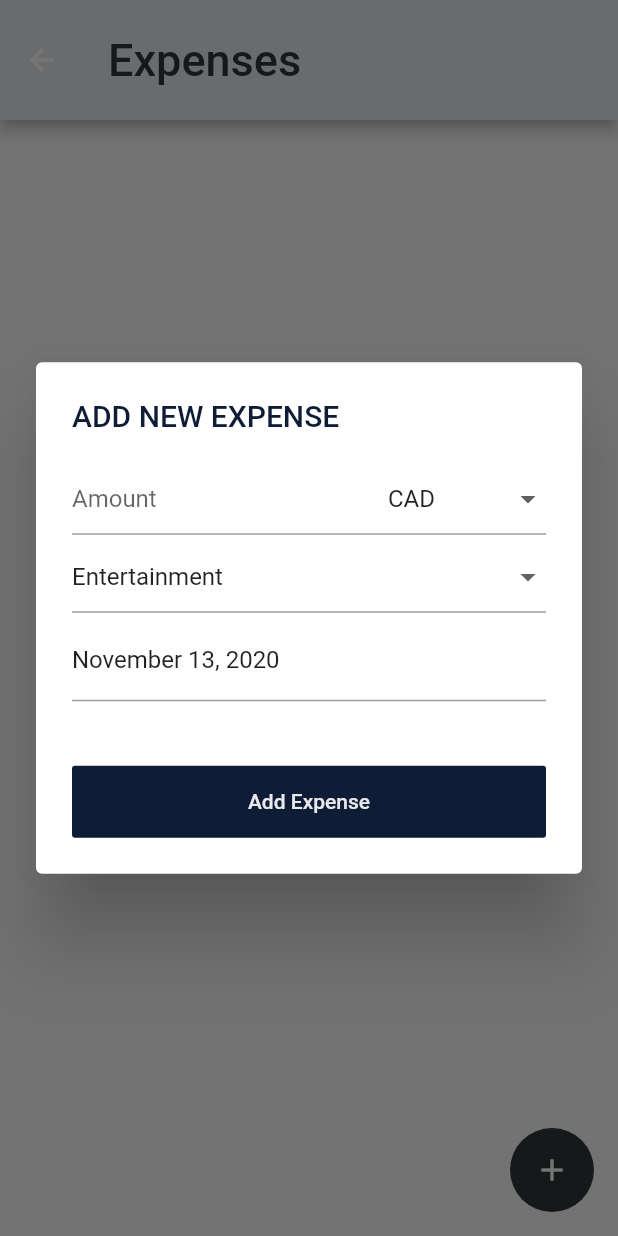
After one commit to hjiangsu/Evity, a Flutter app: the ExpenseScreen screen opened directly, after a tap on the "add" icon, on a phone screen of 412 x 824 dp. The commit adds this screen. Run offline on Flutter 3.47's test engine with Material 2 defaults, Android fonts, the phone set to English and light mode, and no system bars; drawn by our look-alikes of datetime_picker_formfield; our stand-ins replace cloud_firestore, firebase_auth, firebase_core, flutter_svg; accounts and stored records are empty.

Commit message:
Added basic expense list and ability to add a new expense

```diff
--- /dev/null
+++ b/lib/screens/expense_screen/ExpenseScreen.dart
@@ -0,0 +1,118 @@
+import 'package:Evity/widgets/dialog/ExpenseDialog.dart';
+import 'package:flutter/material.dart';
+import 'package:firebase_core/firebase_core.dart';
+import 'package:cloud_firestore/cloud_firestore.dart';
+import 'package:firebase_auth/firebase_auth.dart';
+
+import 'package:Evity/styles/colors.dart';
+
+// Main Screen
+class ExpenseScreen extends StatefulWidget {
+  ExpenseScreen({Key key}) : super(key: key);
+
+  @override
+  _ExpenseScreenState createState() => _ExpenseScreenState();
+}
+
+class _ExpenseScreenState extends State<ExpenseScreen> {
+  static String _uid;
+
+  @override
+  void initState() {
+    super.initState();
+
+    final FirebaseAuth auth = FirebaseAuth.instance;
+    final User user = auth.currentUser;
+
+    setState(() {
+      _uid = user.uid;
+    });
+  }
+
+  Stream expenseCollectionStream = FirebaseFirestore.instance.collection('Expenses').where('user', isEqualTo: _uid).snapshots();
+
+  _newExpenseDialog(BuildContext context) {
+    return showDialog(
+      context: context,
+      builder: (BuildContext context) {
+        return new ExpenseDialog();
+      },
+    );
+  }
+
+  @override
+  Widget build(BuildContext context) {
+    return Scaffold(
+      appBar: AppBar(
+        toolbarHeight: 80,
+        backgroundColor: platinum,
+        title: const Text(
+          'Expenses',
+          style: TextStyle(
+            fontSize: 30,
+            fontWeight: FontWeight.w500,
+            color: Color.fromRGBO(49, 54, 56, 1),
+          ),
+        ),
+      ),
+      body: Container(
+        height: (MediaQuery.of(context).size.height),
+        child: IntrinsicHeight(
+          child: Column(
+            children: [
+              StreamBuilder<QuerySnapshot>(
+                stream: expenseCollectionStream,
+                builder: (BuildContext context, AsyncSnapshot<QuerySnapshot> snapshot) {
+                  if (snapshot.hasError) {
+                    return Text('Something went wrong');
+                  }
+
+                  if (snapshot.connectionState == ConnectionState.waiting) {
+                    return Text("Loading");
+                  }
+
+                  return new Flexible(
+                    child: ListView(
+                      children: snapshot.data.docs.map((DocumentSnapshot document) {
+                        return Container(
+                          padding: EdgeInsets.only(bottom: 1.0),
+                          child: ListTile(
+                            leading: Container(
+                              height: double.infinity,
+                              child: Icon(Icons.fastfood, color: platinum),
+                            ),
+                            trailing: Icon(Icons.edit, color: platinum),
+                            tileColor: oxfordBlue.shade800,
+                            title: new Text(
+                              '\$' + document.data()['amount'].toString(),
+                              style: TextStyle(color: platinum),
+                            ),
+                            subtitle: new Text(
+                              document.data()['category'].toString().toUpperCase(),
+                              style: TextStyle(color: platinum),
+                            ),
+                            onTap: () {
+                              // Open a larger card containing notes
+                            },
+                          ),
+                        );
+                      }).toList(),
+                    ),
+                  );
+                },
+              )
+            ],
+          ),
+        ),
+      ),
+      floatingActionButton: FloatingActionButton(
+        elevation: 0.0,
+        child: Icon(Icons.add),
+        backgroundColor: onyx,
+        onPressed: () {
+          _newExpenseDialog(context);
+        },
+      ),
+    );
+  }
+}
--- /dev/null
+++ b/lib/widgets/dialog/ExpenseDialog.dart
@@ -0,0 +1,195 @@
+import 'package:flutter/material.dart';
+import 'package:intl/intl.dart';
+import 'package:datetime_picker_formfield/datetime_picker_formfield.dart';
+
+// Colors
+import 'package:Evity/styles/colors.dart';
+
+class ExpenseDialog extends StatefulWidget {
+  ExpenseDialog({Key key}) : super(key: key);
+
+  @override
+  _ExpenseDialogState createState() => _ExpenseDialogState();
+}
+
+class _ExpenseDialogState extends State<ExpenseDialog> {
+  // Form related controllers and keys
+  final _formKey = GlobalKey<FormState>();
+  final _amountTextFieldController = TextEditingController();
+
+  static const String EXPENSE_DIALOG_TITLE = 'ADD NEW EXPENSE';
+  static const String EXPENSE_DIALOG_CREATE = 'Add Expense';
+
+  // Hopefully grab from enum later on
+  static const List<String> categoryList = ['Entertainment', 'Food', 'School', 'Utilities', 'Groceries', 'Home', 'Transportation', 'Misc'];
+  static const List<String> currencyList = ['CAD', 'USD'];
+
+  String currentCategory = categoryList[0];
+  String currentCurrency = currencyList[0];
+  double amount = 0;
+  DateTime _date = DateTime.now();
+
+  List<DropdownMenuItem<String>> _categoryDropdownMenuList;
+  final format = DateFormat("yMMMMd");
+
+  @override
+  void initState() {
+    super.initState();
+
+    List<DropdownMenuItem<String>> categoryDropdownMenuList = categoryList.map((String category) {
+      return DropdownMenuItem<String>(
+        value: category,
+        child: Row(
+          mainAxisAlignment: MainAxisAlignment.spaceBetween,
+          children: <Widget>[
+            // Icon(categoryIcons[category]),
+            Text(category),
+          ],
+        ),
+      );
+    }).toList();
+
+    setState(() {
+      _categoryDropdownMenuList = categoryDropdownMenuList;
+    });
+  }
+
+  @override
+  void dispose() {
+    _amountTextFieldController.dispose();
+    super.dispose();
+  }
+
+  @override
+  Widget build(BuildContext context) {
+    return AlertDialog(
+      title: Text(
+        EXPENSE_DIALOG_TITLE,
+        style: TextStyle(color: oxfordBlue),
+      ),
+      insetPadding: EdgeInsets.all(24),
+      content: Container(
+        width: 600,
+        height: 250,
+        child: Form(
+          key: _formKey,
+          child: IntrinsicWidth(
+            child: Column(
+              crossAxisAlignment: CrossAxisAlignment.stretch,
+              children: <Widget>[
+                Padding(
+                  padding: EdgeInsets.only(bottom: 4),
+                  child: Row(
+                    children: [
+                      Expanded(
+                        flex: 2,
+                        child: TextField(
+                          decoration: InputDecoration(
+                            hintText: 'Amount',
+                            contentPadding: EdgeInsets.all(0.0),
+                          ),
+                          controller: _amountTextFieldController,
+                          keyboardType: TextInputType.number,
+                        ),
+                      ),
+                      Expanded(
+                        flex: 1,
+                        child: DropdownButtonFormField<String>(
+                          value: currentCurrency,
+                          isExpanded: true,
+                          onChanged: (String newCurrency) {
+                            setState(() {
+                              currentCurrency = newCurrency;
+                            });
+                          },
+                          items: currencyList.map((String currency) {
+                            return DropdownMenuItem<String>(
+                              value: currency,
+                              child: Text(currency),
+                            );
+                          }).toList(),
+                        ),
+                      )
+                    ],
+                  ),
+                ),
+                Padding(
+                  padding: EdgeInsets.only(bottom: 4),
+                  child: DropdownButtonFormField<String>(
+                    value: currentCategory,
+                    isExpanded: true,
+                    onChanged: (String newCategory) {
+                      setState(() {
+                        currentCategory = newCategory;
+                      });
+                    },
+                    items: _categoryDropdownMenuList,
+                  ),
+                ),
+                DateTimeField(
+                  decoration: InputDecoration(
+                    contentPadding: EdgeInsets.symmetric(vertical: 18),
+                  ),
+                  format: format,
+                  initialValue: _date,
+                  resetIcon: null,
+                  onShowPicker: (context, currentValue) async {
+                    _date = await showDatePicker(context: context, firstDate: DateTime(1900), initialDate: currentValue ?? DateTime.now(), lastDate: DateTime(2100));
+
+                    if (_date == null) {
+                      return currentValue;
+                    }
+                    return _date;
+                  },
+                ),
+                Expanded(
+                  child: Column(
+                    crossAxisAlignment: CrossAxisAlignment.stretch,
+                    mainAxisSize: MainAxisSize.max,
+                    mainAxisAlignment: MainAxisAlignment.end,
+                    children: [
+                      FlatButton(
+                        onPressed: () async {
+                          try {
+                            // await _createNewExpenseRecord();
+                            Navigator.pop(context);
+                          } catch (err) {
+                            print(err);
+                          }
+                        },
+                        child: Padding(
+                          padding: EdgeInsets.symmetric(vertical: 16),
+                          child: Text(
+                            EXPENSE_DIALOG_CREATE,
+                            style: TextStyle(
+                              color: platinum,
+                            ),
+                          ),
+                        ),
+                        color: oxfordBlue,
+                      ),
+                    ],
+                  ),
+                ),
+              ],
+            ),
+          ),
+        ),
+      ),
+    );
+  }
+
+  // Future _createNewExpenseRecord() async {
+  //   final double amount = double.parse(_amountTextFieldController.text);
+  //   final String dateTimeUTC = _date.toUtc().toIso8601String();
+  //   final expense = Expense(id: 1, category: currentCategory, amount: amount, currency: currentCurrency, dateTimeUTC: dateTimeUTC);
+
+  //   try {
+  //     await DBProvider.db.newExpense(expense);
+  //     Provider.of<ExpenseListModel>(context, listen: false).updateExpenses();
+  //     print('Expense has been added to database');
+  //   } catch (e) {
+  //     print(e);
+  //   }
+  // }
+}
```
Also changed, not shown: lib/main.dart (+60 -3 lines), lib/screens/main_screen/MainScreen.dart (+8 -2 lines), pubspec.yaml (+6 -4 lines), pubspec.lock, 2 other files.
